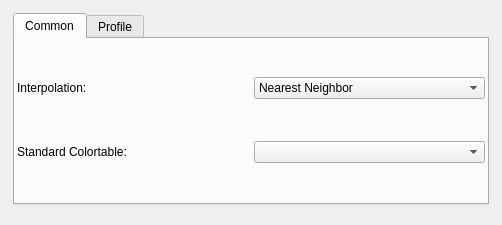
Qt form forms/preferences.ui (isis-group/vast) before a commit.
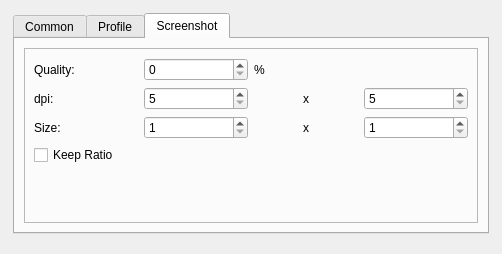
The same form after that commit. The open tabs and pages were chosen to show the change.

Commit message: add screenshot preference stuff

```diff
--- a/forms/preferences.ui
+++ b/forms/preferences.ui
@@ -7,7 +7,7 @@
     <x>0</x>
     <y>0</y>
     <width>502</width>
-    <height>225</height>
+    <height>246</height>
    </rect>
   </property>
   <property name="sizePolicy">
@@ -45,7 +45,13 @@
        <number>2</number>
       </property>
       <item row="0" column="0">
-       <widget class="QTabWidget" name="tabWidget">
+       <widget class="QTabWidget" name="Screenshot">
+        <property name="sizePolicy">
+         <sizepolicy hsizetype="Preferred" vsizetype="Preferred">
+          <horstretch>0</horstretch>
+          <verstretch>0</verstretch>
+         </sizepolicy>
+        </property>
         <property name="currentIndex">
          <number>0</number>
         </property>
@@ -88,6 +94,19 @@
             </property>
            </widget>
           </item>
+          <item row="2" column="0">
+           <spacer name="verticalSpacer">
+            <property name="orientation">
+             <enum>Qt::Vertical</enum>
+            </property>
+            <property name="sizeHint" stdset="0">
+             <size>
+              <width>20</width>
+              <height>40</height>
+             </size>
+            </property>
+           </spacer>
+          </item>
          </layout>
         </widget>
         <widget class="QWidget" name="Profile">
@@ -109,7 +128,7 @@
                <x>0</x>
                <y>0</y>
                <width>454</width>
-               <height>149</height>
+               <height>170</height>
               </rect>
              </property>
              <layout class="QGridLayout" name="gridLayout_4">
@@ -181,6 +200,19 @@
                    </layout>
                   </widget>
                  </item>
+                 <item>
+                  <spacer name="verticalSpacer_2">
+                   <property name="orientation">
+                    <enum>Qt::Vertical</enum>
+                   </property>
+                   <property name="sizeHint" stdset="0">
+                    <size>
+                     <width>20</width>
+                     <height>40</height>
+                    </size>
+                   </property>
+                  </spacer>
+                 </item>
                 </layout>
                </widget>
               </item>
@@ -190,6 +222,140 @@
           </item>
          </layout>
         </widget>
+        <widget class="QWidget" name="tab">
+         <attribute name="title">
+          <string>Screenshot</string>
+         </attribute>
+         <layout class="QGridLayout" name="gridLayout_5">
+          <item row="0" column="0">
+           <widget class="QFrame" name="frame_3">
+            <property name="frameShape">
+             <enum>QFrame::StyledPanel</enum>
+            </property>
+            <property name="frameShadow">
+             <enum>QFrame::Raised</enum>
+            </property>
+            <layout class="QGridLayout" name="gridLayout_6">
+             <item row="0" column="0">
+              <widget class="QLabel" name="label_3">
+               <property name="text">
+                <string>Quality:</string>
+               </property>
+              </widget>
+             </item>
+             <item row="0" column="1">
+              <widget class="QSpinBox" name="screenshotQuality">
+               <property name="maximum">
+                <number>100</number>
+               </property>
+              </widget>
+             </item>
+             <item row="0" column="2">
+              <widget class="QLabel" name="label_7">
+               <property name="text">
+                <string>%</string>
+               </property>
+              </widget>
+             </item>
+             <item row="1" column="0">
+              <widget class="QLabel" name="label_5">
+               <property name="text">
+                <string>dpi:</string>
+               </property>
+              </widget>
+             </item>
+             <item row="1" column="1">
+              <widget class="QSpinBox" name="dpiX">
+               <property name="minimum">
+                <number>5</number>
+               </property>
+               <property name="maximum">
+                <number>4000</number>
+               </property>
+              </widget>
+             </item>
+             <item row="1" column="2">
+              <widget class="QLabel" name="label_8">
+               <property name="text">
+                <string>x</string>
+               </property>
+               <property name="alignment">
+                <set>Qt::AlignCenter</set>
+               </property>
+              </widget>
+             </item>
+             <item row="1" column="3">
+              <widget class="QSpinBox" name="dpiY">
+               <property name="minimum">
+                <number>5</number>
+               </property>
+               <property name="maximum">
+                <number>4000</number>
+               </property>
+              </widget>
+             </item>
+             <item row="2" column="0">
+              <widget class="QLabel" name="label_6">
+               <property name="text">
+                <string>Size:</string>
+               </property>
+              </widget>
+             </item>
+             <item row="2" column="1">
+              <widget class="QSpinBox" name="sizeX">
+               <property name="minimum">
+                <number>1</number>
+               </property>
+               <property name="maximum">
+                <number>5000</number>
+               </property>
+              </widget>
+             </item>
+             <item row="2" column="2">
+              <widget class="QLabel" name="label_9">
+               <property name="text">
+                <string>x</string>
+               </property>
+               <property name="alignment">
+                <set>Qt::AlignCenter</set>
+               </property>
+              </widget>
+             </item>
+             <item row="2" column="3">
+              <widget class="QSpinBox" name="sizeY">
+               <property name="minimum">
+                <number>1</number>
+               </property>
+               <property name="maximum">
+                <number>5000</number>
+               </property>
+              </widget>
+             </item>
+             <item row="3" column="0">
+              <widget class="QCheckBox" name="keepRatio">
+               <property name="text">
+                <string>Keep Ratio</string>
+               </property>
+              </widget>
+             </item>
+             <item row="4" column="0">
+              <spacer name="verticalSpacer_3">
+               <property name="orientation">
+                <enum>Qt::Vertical</enum>
+               </property>
+               <property name="sizeHint" stdset="0">
+                <size>
+                 <width>20</width>
+                 <height>40</height>
+                </size>
+               </property>
+              </spacer>
+             </item>
+            </layout>
+           </widget>
+          </item>
+         </layout>
+        </widget>
        </widget>
       </item>
      </layout>
```
Left out of the diff: 19 changed lines with no effect on the pictures. The commit also changes 6 other files.
